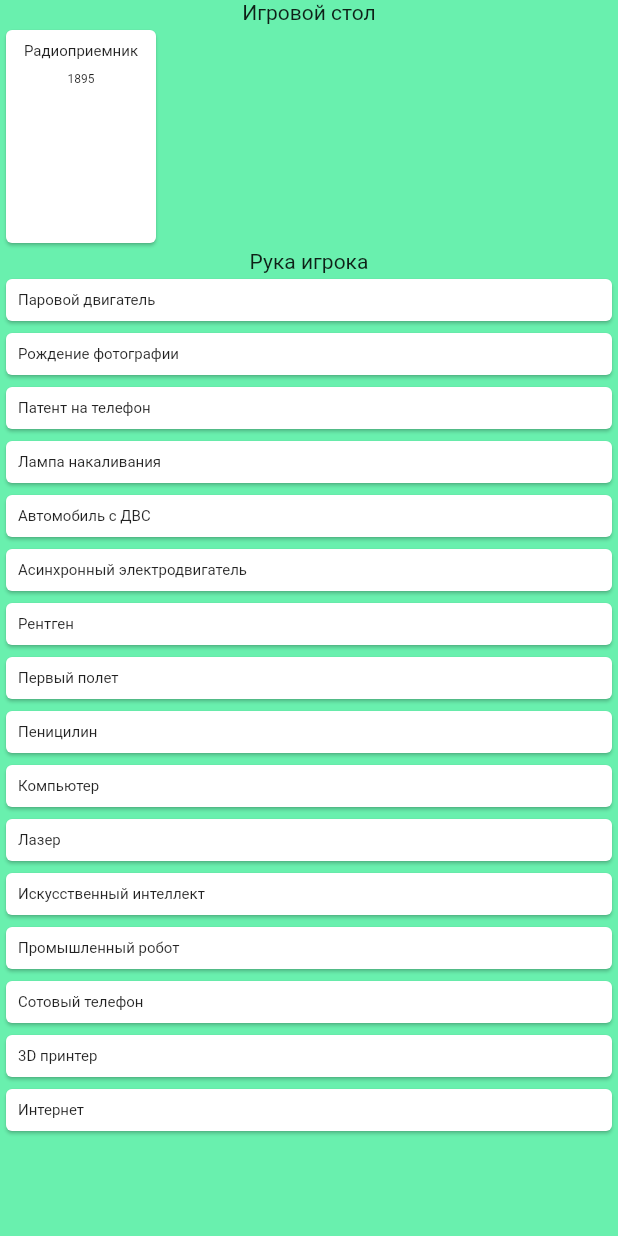
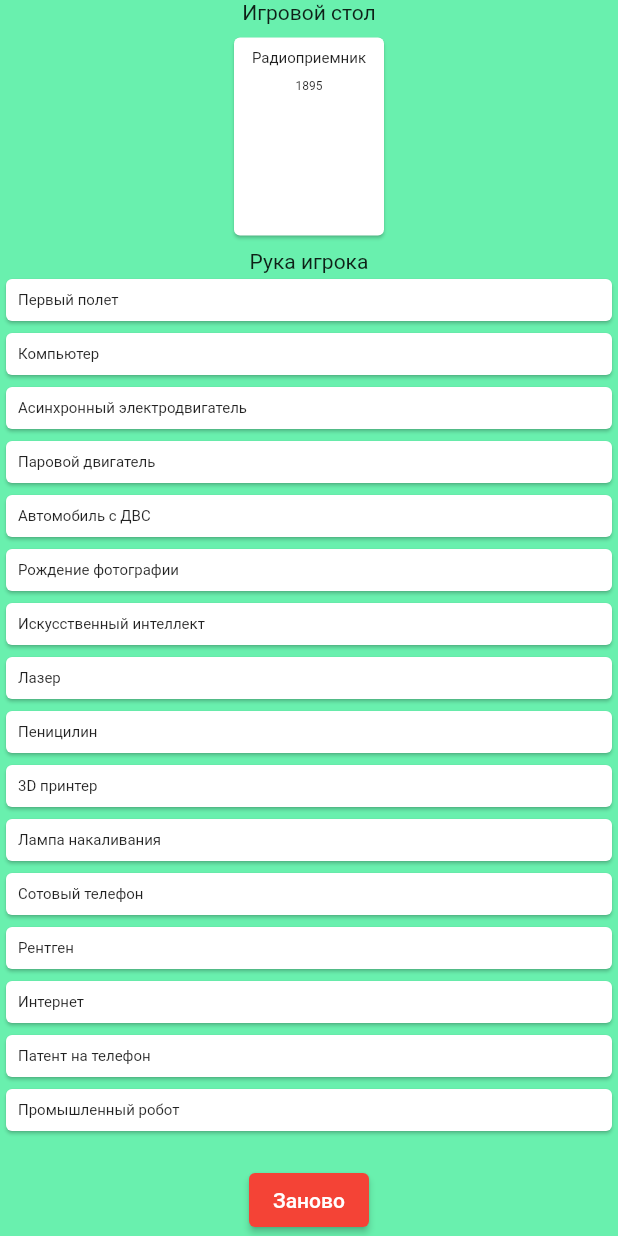
Before and after one commit to Emerald2014/timeline, a Flutter app: the Drag screen opened directly, on a phone screen of 412 x 824 dp. Run offline on Flutter 3.47's test engine with Material 2 defaults, Android fonts, the phone set to English and light mode, and no system bars; missing offline and left inert: drag_and_drop_lists.

Commit message:
LДобавил рандом карты на столе, перемешивание карт на руке. По краям списка карты вставляются

```diff
--- a/lib/test.dart
+++ b/lib/test.dart
@@ -9,8 +9,7 @@ void main() {
 
 class MyApp extends StatelessWidget {
   @override
-  Widget build(BuildContext context) =>
-      MaterialApp(
+  Widget build(BuildContext context) => MaterialApp(
         home: Drag(),
       );
 }
@@ -24,13 +23,18 @@ class _DragState extends State<Drag> {
   int randomIndex = Random().nextInt(cardListOnHand.length);
 
   // List<GameCard> boardCardList = List.empty();
-  List handCardList = cardListOnHand;
+  List handCardList = [];
   List boardCardList = [];
 
   @override
   void initState() {
+    handCardList.addAll(cardListOnHand);
     boardCardList.add(handCardList[randomIndex]);
     handCardList.removeAt(randomIndex);
+    handCardList.shuffle(Random());
+    boardCardList.insert(0, GameCard(name: "", id: -1, year: 0));
+    boardCardList.insert(
+        boardCardList.length, GameCard(name: "", id: -1, year: 0));
     super.initState();
   }
 
@@ -44,13 +48,19 @@ handCardList.removeAt(randomIndex);
             Text("Игровой стол"),
             SizedBox(
               height: 150,
+              child: Padding(
+                padding: const EdgeInsets.symmetric(vertical: 5.0, horizontal: 10),
                 child: Expanded(
+                    child: Center(
                   child: ListView.separated(
+                    shrinkWrap: true,
                     itemBuilder: listBoardCard,
                     separatorBuilder: _buildDragTargetsBoard,
                     itemCount: boardCardList.length,
                     scrollDirection: Axis.horizontal,
+                  ),
                 )),
+              ),
             ),
 //            list view separated will build a widget between 2 list items to act as a separator
             Text("Рука игрока"),
@@ -60,6 +70,12 @@ handCardList.removeAt(randomIndex);
               // separatorBuilder: _buildDragTargetsA,
               itemCount: handCardList.length,
             )),
+            ElevatedButton(
+                onPressed: () {
+                  Navigator.of(context)
+                      .push(MaterialPageRoute(builder: (context) => MyApp()));
+                },
+                child: Text("Заново"))
           ],
         ),
       ),
@@ -85,11 +101,14 @@ handCardList.removeAt(randomIndex);
                     child: Text(
                       boardCard.name,
                       style: TextStyle(fontSize: 10),
+                      textAlign: TextAlign.center,
+
                     ),
                   ),
                   Text(
                     boardCard.year.toString(),
                     style: TextStyle(fontSize: 8),
+                    textAlign: TextAlign.center,
                   )
                 ],
               ),
@@ -139,32 +158,30 @@ handCardList.removeAt(randomIndex);
         ),
       ),
       onDragStarted: () {
-        final snackBar = SnackBar(
-          content: Text(
-            'Выбрана карта ${handCard.name}',
-          ),
-        );
-        ScaffoldMessenger.of(context).showSnackBar(snackBar);
-
+        setState(() {});
+      },
+      onDragCompleted: () {
         setState(() {
+          boardCardList.removeWhere((item) => item.id == -1);
           boardCardList.insert(0, GameCard(name: "", id: -1, year: 0));
           boardCardList.insert(
               boardCardList.length, GameCard(name: "", id: -1, year: 0));
         });
       },
-      onDragCompleted: () {
-        setState(() {
-          boardCardList.removeWhere((item) => item.id == -1);
-        });
-      },
       onDraggableCanceled: (Velocity velocity, Offset offset) {
         setState(() {
           boardCardList.removeWhere((item) => item.id == -1);
+          boardCardList.insert(0, GameCard(name: "", id: -1, year: 0));
+          boardCardList.insert(
+              boardCardList.length, GameCard(name: "", id: -1, year: 0));
         });
       },
       onDragEnd: (DraggableDetails details) {
         setState(() {
           boardCardList.removeWhere((item) => item.id == -1);
+          boardCardList.insert(0, GameCard(name: "", id: -1, year: 0));
+          boardCardList.insert(
+              boardCardList.length, GameCard(name: "", id: -1, year: 0));
         });
       },
     );
@@ -227,9 +244,7 @@ handCardList.removeAt(randomIndex);
     print("length = ${boardCardList.length}");
     print("index = ${indexBoardCard}");
 
-
-
-    if (indexBoardCard > 0 && indexBoardCard < boardCardList.length-2) {
+    if (indexBoardCard > 0 && indexBoardCard < boardCardList.length - 2) {
       print("first IF");
       isTruePosition = cardFromHand.year > prevBoardCard.year &&
           cardFromHand.year < nextBoardCard.year;
@@ -237,7 +252,7 @@ handCardList.removeAt(randomIndex);
       print("Second IF");
 
       isTruePosition = cardFromHand.year < nextBoardCard.year;
-    } else if (indexBoardCard == boardCardList.length-2) {
+    } else if (indexBoardCard == boardCardList.length - 2) {
       print("Third IF");
 
       isTruePosition = cardFromHand.year > prevBoardCard.year;
@@ -260,9 +275,7 @@ handCardList.removeAt(randomIndex);
       },
       onWillAccept: (value) => !boardCardList.contains(value),
       onAccept: (value) {
-
         GameCard item = boardCardList[0];
-
 
         for (var i in handCardList) {
           if (value == i.name) {
```
Lines whose indentation alone changed are shown as unchanged.
